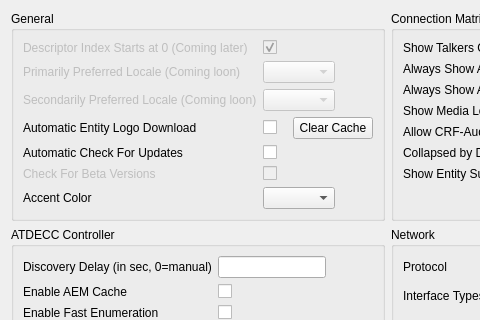
Before: the Qt Designer form src/settingsDialog.ui in christophe-calmejane/Hive, drawn with Qt 5; both pictures show x 0 to 480 and y 0 to 320 of the 746 by 446 pixel window.
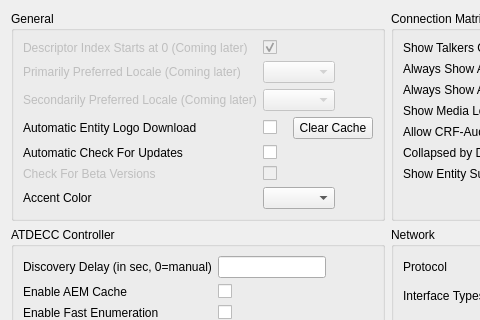
After: the same form once the commit is applied. Custom widgets are drawn as their Qt base class.

Commit message: Changed unfaithful promise

Diff of the .ui file:
```diff
--- a/src/settingsDialog.ui
+++ b/src/settingsDialog.ui
@@ -61,7 +61,7 @@
          <bool>false</bool>
         </property>
         <property name="text">
-         <string>Primarily Preferred Locale (Coming loon)</string>
+         <string>Primarily Preferred Locale (Coming later)</string>
         </property>
        </widget>
       </item>
@@ -78,7 +78,7 @@
          <bool>false</bool>
         </property>
         <property name="text">
-         <string>Secondarily Preferred Locale (Coming loon)</string>
+         <string>Secondarily Preferred Locale (Coming later)</string>
         </property>
        </widget>
       </item>
```
